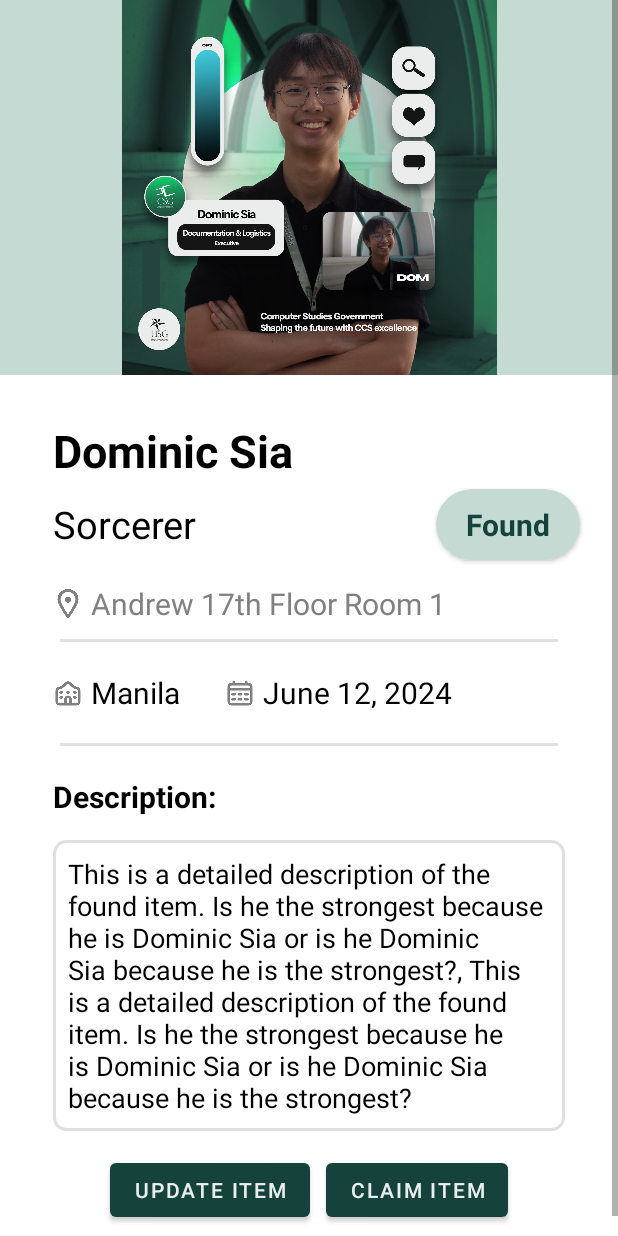
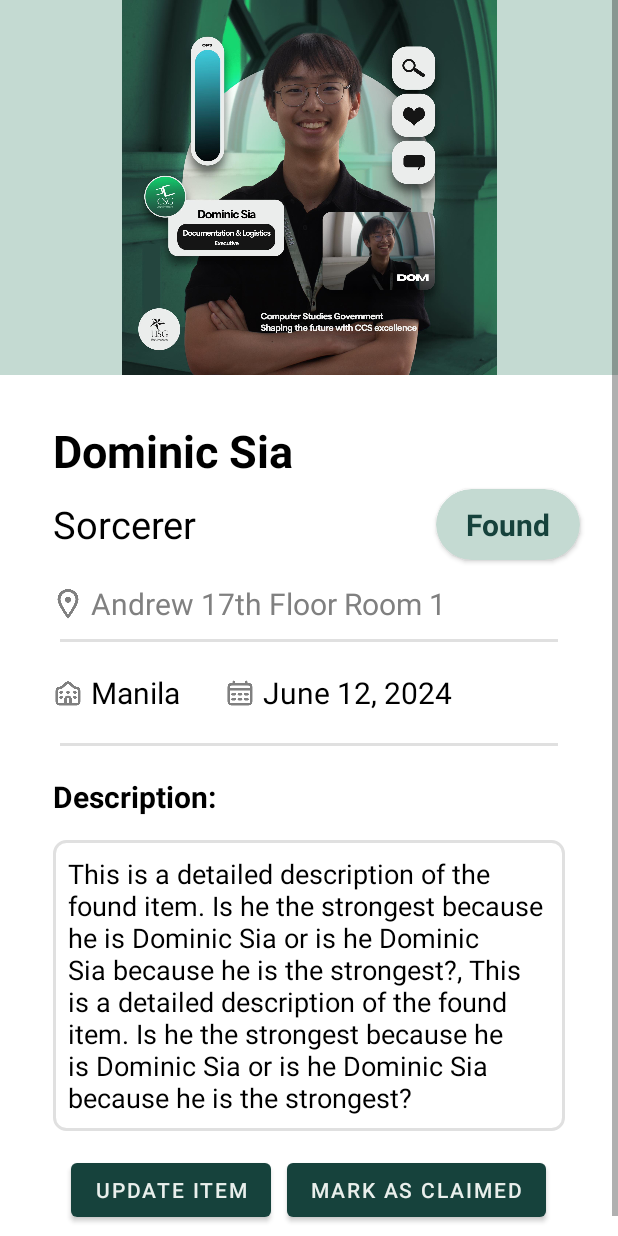
Before and after one commit to TeanConcio/DLSU-Lost-and-Found, an Android app: the layout activity_item.xml on its own in the app's theme, with its tools: preview values and no code run, on a phone screen of 412 x 824 dp. Run offline under Robolectric (Android 15) with nearby library versions, the phone set to English and light mode, and no system bars.

Commit message:
fix: floating buttons

```diff
--- a/app/src/main/java/com/mobdeve/S17/MOBPsycho40/DLSULostAndFound/ui/Found/FoundFragment.java
+++ b/app/src/main/java/com/mobdeve/S17/MOBPsycho40/DLSULostAndFound/ui/Found/FoundFragment.java
@@ -118,11 +118,14 @@ public class FoundFragment extends Fragment {
         if (!sharedPreferences.getBoolean("isAdmin", false) ||
                 !sharedPreferences.getBoolean("isLoggedIn", false)) {
             binding.addFoundItem.setVisibility(View.GONE);
+        } else {
+            binding.addFoundItem.setVisibility(View.VISIBLE);
             binding.addFoundItem.setOnClickListener(v -> {
                 Intent intent = new Intent(getActivity(), CreateFoundActivity.class);
                 startActivity(intent);
             });
         }
+
 
         // Filter Button
         binding.foundFilterButton.setOnClickListener(v -> {
--- a/app/src/main/java/com/mobdeve/S17/MOBPsycho40/DLSULostAndFound/ui/Lost/LostFragment.java
+++ b/app/src/main/java/com/mobdeve/S17/MOBPsycho40/DLSULostAndFound/ui/Lost/LostFragment.java
@@ -117,7 +117,9 @@ public class LostFragment extends Fragment {
 
         // Add Lost Item Button
         if (!sharedPreferences.getBoolean("isLoggedIn", false)) {
-            binding.addLostItem.setVisibility(View.GONE);
+            binding.addLostItem.setVisibility(View.GONE); // Completely hide the button
+        } else {
+            binding.addLostItem.setVisibility(View.VISIBLE); // Show the button
             binding.addLostItem.setOnClickListener(v -> {
                 Intent intent = new Intent(getActivity(), CreateLostActivity.class);
                 startActivity(intent);
--- a/app/src/main/res/layout/activity_item.xml
+++ b/app/src/main/res/layout/activity_item.xml
@@ -237,7 +237,7 @@
                         android:layout_gravity="center"
                         android:layout_marginLeft="5dp"
                         android:layout_marginRight="5dp"
-                        android:text="Claim Item"
+                        android:text="Mark as Claimed"
                         tools:ignore="HardcodedText" />
                 </LinearLayout>
 
```
